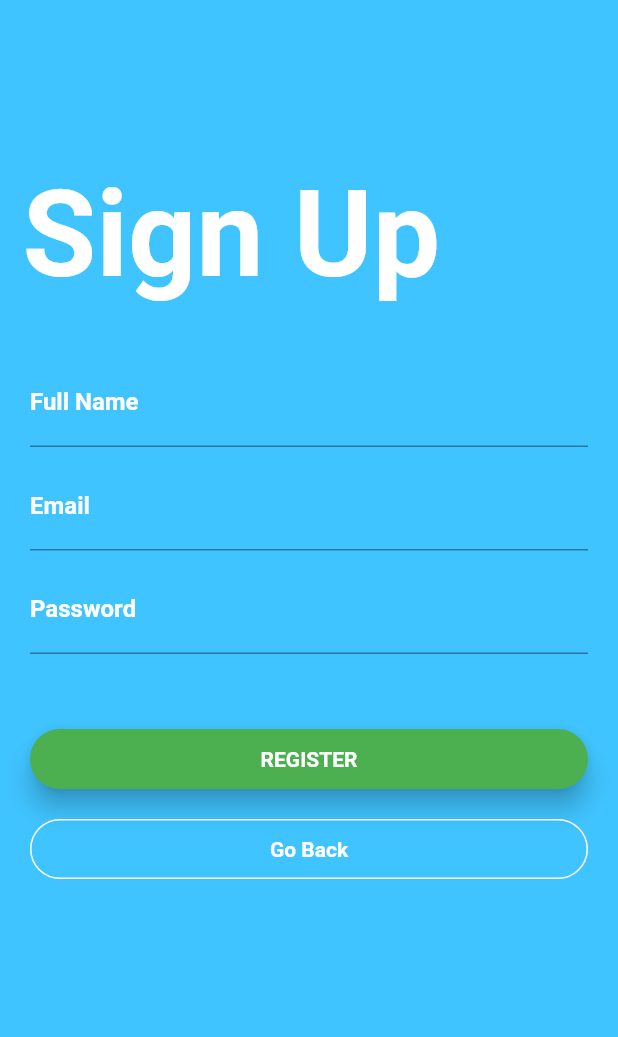
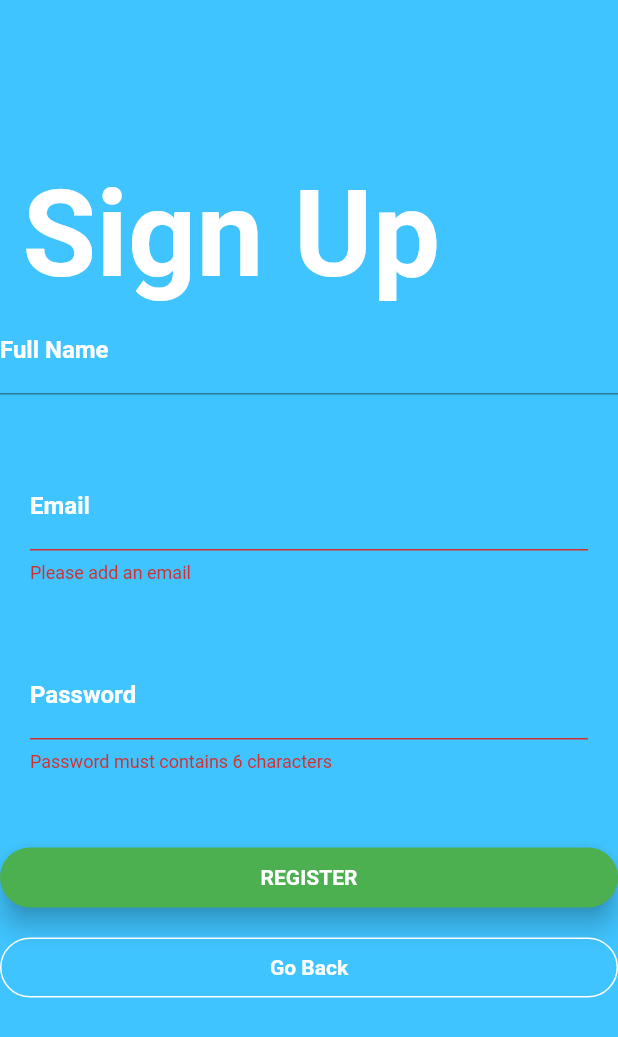
Before and after one commit to herizaladk/malala, a Flutter app: the Register screen opened directly, after a tap on "REGISTER", on a phone screen of 412 x 824 dp. Shown: the top 1037 px of the screen. Run offline on Flutter 3.47's test engine with Material 2 defaults, Android fonts, the phone set to English and light mode, and no system bars; our stand-ins replace firebase_auth; accounts and stored records are empty; Roboto replaces fonts that are missing (Montserrat).

Commit message:
Fixing register

```diff
--- a/lib/register.dart
+++ b/lib/register.dart
@@ -1,4 +1,6 @@
 import 'package:flutter/material.dart';
+import 'package:firebase_auth/firebase_auth.dart';
+import 'sigin.dart';
 
 class Register extends StatefulWidget {
   final Widget child;
@@ -9,6 +11,9 @@ class Register extends StatefulWidget {
 }
 
 class _RegisterState extends State<Register> {
+  final GlobalKey<FormState> _formkey = GlobalKey<FormState>();
+  String _email, _password;
+
   @override
     Widget build(BuildContext context) {
     return new Scaffold(
@@ -31,8 +36,9 @@ class _RegisterState extends State<Register> {
                   ],
                 ),
               ),
-              Container(
-                  padding: EdgeInsets.only(top: 35.0, left: 20.0, right: 20.0),
+              Form(
+                key:_formkey,
+                  // padding: EdgeInsets.only(top: 35.0, left: 20.0, right: 20.0),
                   child: Column(
                     children: <Widget>[
                       TextField(
@@ -48,7 +54,14 @@ class _RegisterState extends State<Register> {
                                 borderSide: BorderSide(color: Colors.white))),
                       ),
                       SizedBox(height: 10.0),
-                      TextField(
+                      Padding(
+                        padding: EdgeInsets.only(top: 35.0, left: 20.0, right: 20.0),
+                        child: TextFormField(
+                          validator:(input){
+                            if(input.isEmpty){
+                              return 'Please add an email';
+                            }
+                          },
                           decoration: InputDecoration(
                               labelText: 'Email ',
                               labelStyle: TextStyle(
@@ -58,9 +71,17 @@ class _RegisterState extends State<Register> {
                               focusedBorder: UnderlineInputBorder(
                                   borderSide: BorderSide(color: Colors.white))),
                           obscureText: false,
+                          onSaved: (input)=>_email=input,
+                        ),
                       ),
                       SizedBox(height: 10.0),
-                      TextField(
+                      Padding(
+                       padding: EdgeInsets.only(top: 35.0, left: 20.0, right: 20.0),
+                        child: TextFormField(
+                          validator:(input){
+                            if (input.length<6)
+                            return 'Password must contains 6 characters';
+                          },
                           decoration: InputDecoration(
                               labelText: 'Password ',
                               labelStyle: TextStyle(
@@ -70,6 +91,8 @@ class _RegisterState extends State<Register> {
                               focusedBorder: UnderlineInputBorder(
                                   borderSide: BorderSide(color: Colors.white))),
                                   obscureText: true,
+                                  onSaved: (input)=>_password=input,
+                        ),
                       ),
                       SizedBox(height: 50.0),
                       Container(
@@ -80,7 +103,7 @@ class _RegisterState extends State<Register> {
                             color: Colors.green,
                             elevation: 7.0,
                             child: GestureDetector(
-                              onTap: () {},
+                              onTap: () => register(),
                               child: Center(
                                 child: Text(
                                   'REGISTER',
@@ -122,5 +145,17 @@ class _RegisterState extends State<Register> {
                   )),
             ]));
   }
+  void register() async{
+    if (_formkey.currentState.validate()){
+      _formkey.currentState.save();
+      try {
+        await FirebaseAuth.instance.createUserWithEmailAndPassword(email:_email,password:_password);
+        Navigator.pushReplacement(context, MaterialPageRoute(builder: (context)=>SignIn()));
+      }catch(e){
+        print(e.massage);
 
       }
+    }
+  }
+
+}
--- a/pubspec.yaml
+++ b/pubspec.yaml
@@ -19,6 +19,9 @@ environment:
 dependencies:
   flutter:
     sdk: flutter
+  # flutter_bloc: ^0.5.0
+  # http: ^0.12.0
+  # equatable: ^0.1.0
   splashscreen: ^1.2.0
   google_sign_in: ^4.0.1+3
   firebase_auth: ^0.8.4+2
```
Lines whose indentation alone changed are shown as unchanged.
